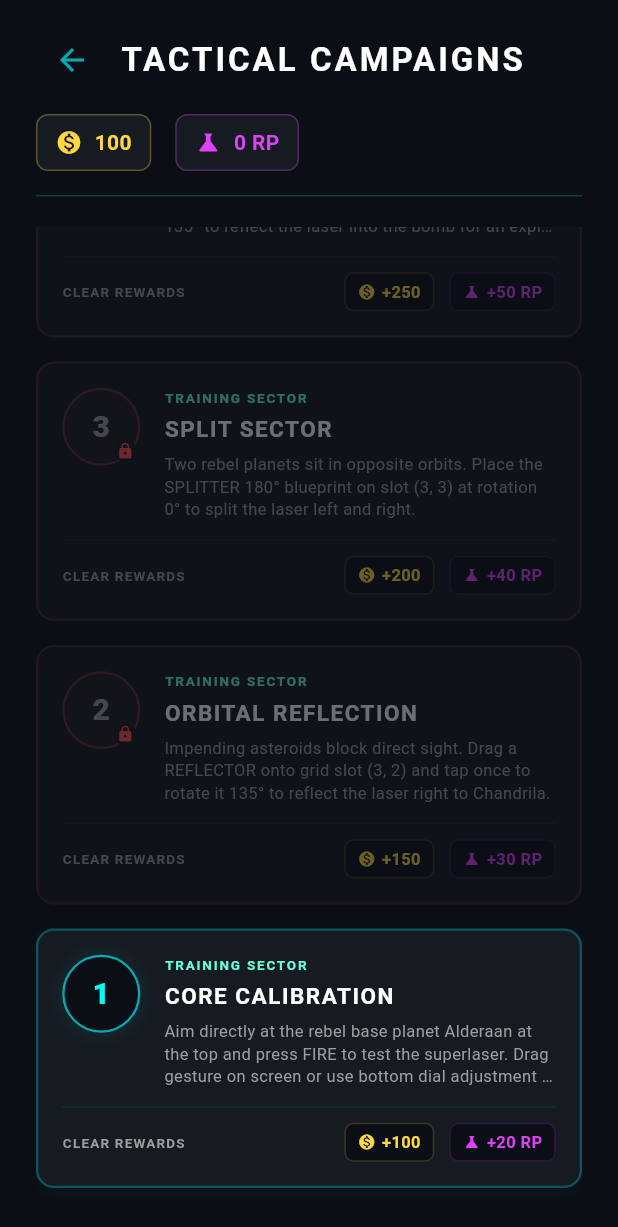
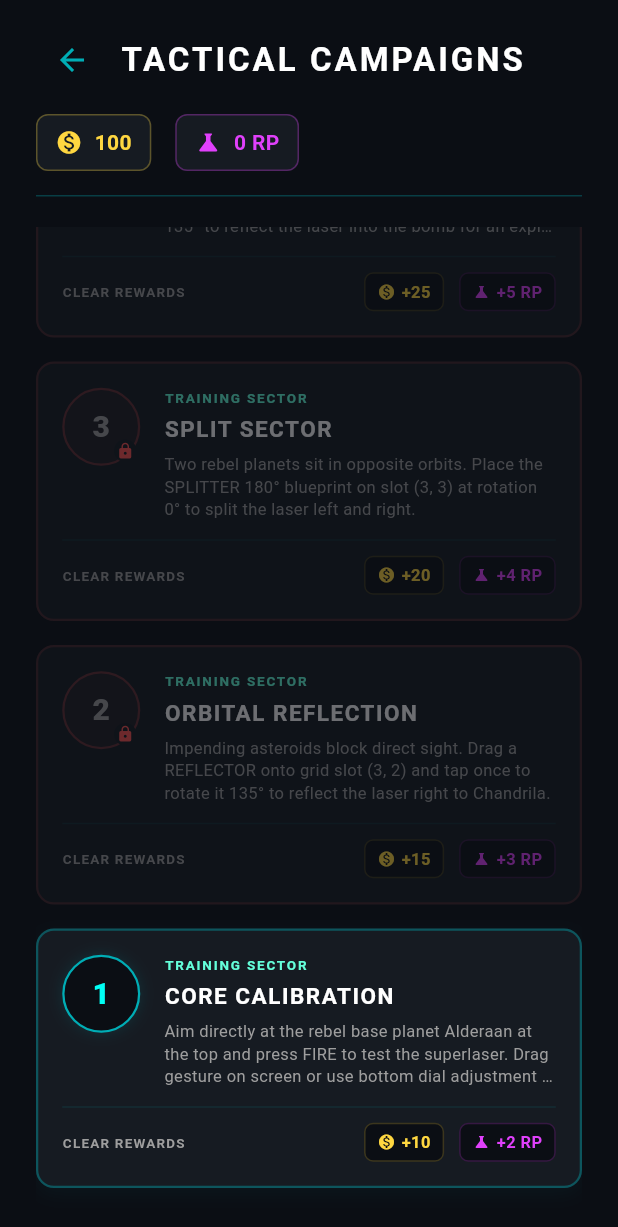
Before and after one commit to Dmitriy-ateo/VCG_StarDestroyer, a Flutter app: the screen it shows after launch, after a tap on "TRAINING CENTER", on a phone screen of 412 x 824 dp. Shown: the top 1227 px of the screen. Run offline on Flutter 3.47's test engine with Material 3 defaults, Android fonts, the phone set to English and light mode, and no system bars.

Commit message:
feat: balance rewards 10x reduction and restrict to first-time clearance only

```diff
--- a/lib/screens/level_select_screen.dart
+++ b/lib/screens/level_select_screen.dart
@@ -297,9 +297,29 @@
                                         ),
                                         Row(
                                           children: [
-                                            _buildSmallStatChip(Icons.monetization_on, "+${level.creditsReward}", Colors.amberAccent),
-                                            const SizedBox(width: 10),
-                                            _buildSmallStatChip(Icons.science, "+${level.researchPointsReward} RP", Colors.purpleAccent),
+                                            if (completed.contains(level.id)) ...[
+                                              Container(
+                                                padding: const EdgeInsets.symmetric(horizontal: 8, vertical: 3),
+                                                decoration: BoxDecoration(
+                                                  color: Colors.greenAccent.withOpacity(0.08),
+                                                  borderRadius: BorderRadius.circular(6),
+                                                  border: Border.all(color: Colors.greenAccent.withOpacity(0.3), width: 0.8),
+                                                ),
+                                                child: const Text(
+                                                  "✓ CLAIMED",
+                                                  style: TextStyle(
+                                                    color: Colors.greenAccent,
+                                                    fontSize: 8,
+                                                    fontWeight: FontWeight.bold,
+                                                    letterSpacing: 0.5,
+                                                  ),
+                                                ),
+                                              ),
+                                            ] else ...[
+                                              _buildSmallStatChip(Icons.monetization_on, "+${level.creditsReward ~/ 10}", Colors.amberAccent),
+                                              const SizedBox(width: 10),
+                                              _buildSmallStatChip(Icons.science, "+${level.researchPointsReward ~/ 10} RP", Colors.purpleAccent),
+                                            ],
                                           ],
                                         ),
                                       ],
```
Also changed, not shown: lib/game/game_controller.dart (+22 -4 lines), lib/screens/game_board_screen.dart (+9 -2 lines).
